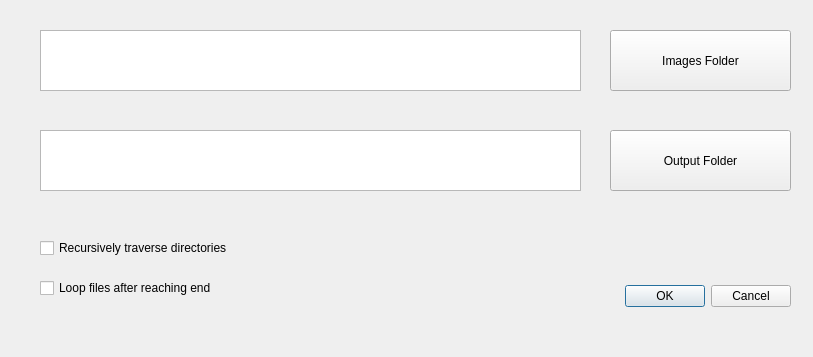
XapaJIaMnu/imageSelector, file qtImageSelector/qtImageSelector/inputprompt.ui: the form before one commit.
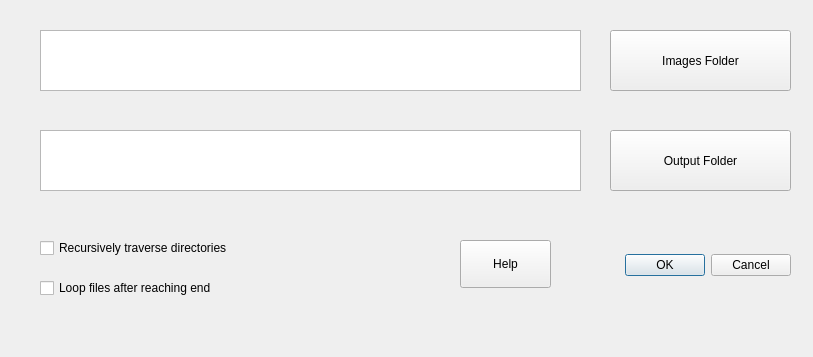
The form after the commit.

Commit message: Add a help button

The edit to the form file:
```diff
--- a/qtImageSelector/qtImageSelector/inputprompt.ui
+++ b/qtImageSelector/qtImageSelector/inputprompt.ui
@@ -16,10 +16,10 @@
   <widget class="QDialogButtonBox" name="buttonBox">
    <property name="geometry">
     <rect>
-     <x>540</x>
-     <y>280</y>
-     <width>251</width>
-     <height>32</height>
+     <x>570</x>
+     <y>220</y>
+     <width>221</width>
+     <height>91</height>
     </rect>
    </property>
    <property name="orientation">
@@ -119,6 +119,25 @@
     <string>Output Folder</string>
    </property>
   </widget>
+  <widget class="QPushButton" name="pushButton">
+   <property name="geometry">
+    <rect>
+     <x>460</x>
+     <y>240</y>
+     <width>91</width>
+     <height>48</height>
+    </rect>
+   </property>
+   <property name="minimumSize">
+    <size>
+     <width>91</width>
+     <height>0</height>
+    </size>
+   </property>
+   <property name="text">
+    <string>Help</string>
+   </property>
+  </widget>
  </widget>
  <resources/>
  <connections>
```
The commit also changes 3 other files.
